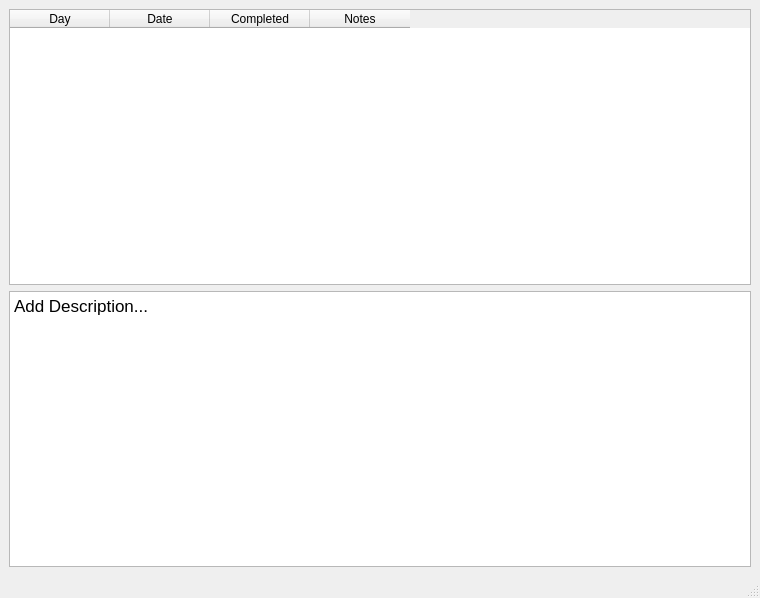
The window that forms/days_challenger.ui (RomkaGP228/challanger_analizer) describes before a commit, drawn with Qt 5.
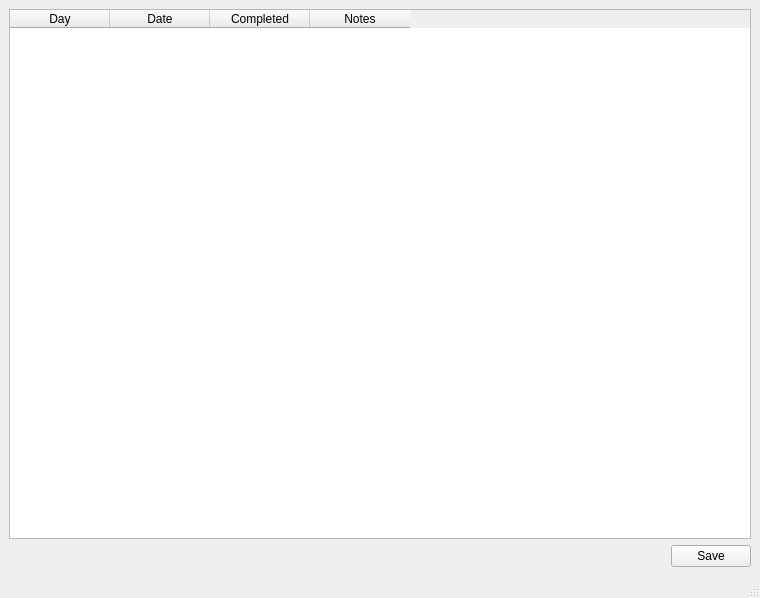
The same window after the commit.

Commit message: ГООООЛЛЛЛ СДЕЛАНООО СОХРАНЕНИЕ ПОЛНОЕ осталось сделать удаление json файла, подкрасить код и что-нибудь еще классное сделать, например на начальном окне показ количества выполненных челленджей

```diff
--- a/forms/days_challenger.ui
+++ b/forms/days_challenger.ui
@@ -42,16 +42,28 @@
        </widget>
       </item>
       <item>
-       <widget class="QTextBrowser" name="textBrowser">
-        <property name="html">
-         <string>&lt;!DOCTYPE HTML PUBLIC &quot;-//W3C//DTD HTML 4.0//EN&quot; &quot;http://www.w3.org/TR/REC-html40/strict.dtd&quot;&gt;
-&lt;html&gt;&lt;head&gt;&lt;meta name=&quot;qrichtext&quot; content=&quot;1&quot; /&gt;&lt;style type=&quot;text/css&quot;&gt;
-p, li { white-space: pre-wrap; }
-&lt;/style&gt;&lt;/head&gt;&lt;body style=&quot; font-family:'.AppleSystemUIFont'; font-size:13pt; font-weight:400; font-style:normal;&quot;&gt;
-&lt;p style=&quot; margin-top:0px; margin-bottom:0px; margin-left:0px; margin-right:0px; -qt-block-indent:0; text-indent:0px;&quot;&gt;Add Description...&lt;/p&gt;
-&lt;p style=&quot;-qt-paragraph-type:empty; margin-top:0px; margin-bottom:0px; margin-left:0px; margin-right:0px; -qt-block-indent:0; text-indent:0px;&quot;&gt;&lt;br /&gt;&lt;/p&gt;&lt;/body&gt;&lt;/html&gt;</string>
-        </property>
-       </widget>
+       <layout class="QHBoxLayout" name="horizontalLayout">
+        <item>
+         <spacer name="horizontalSpacer">
+          <property name="orientation">
+           <enum>Qt::Horizontal</enum>
+          </property>
+          <property name="sizeHint" stdset="0">
+           <size>
+            <width>40</width>
+            <height>20</height>
+           </size>
+          </property>
+         </spacer>
+        </item>
+        <item>
+         <widget class="QPushButton" name="pushButton">
+          <property name="text">
+           <string>Save</string>
+          </property>
+         </widget>
+        </item>
+       </layout>
       </item>
      </layout>
     </item>
```
The commit also changes 2 other files.
